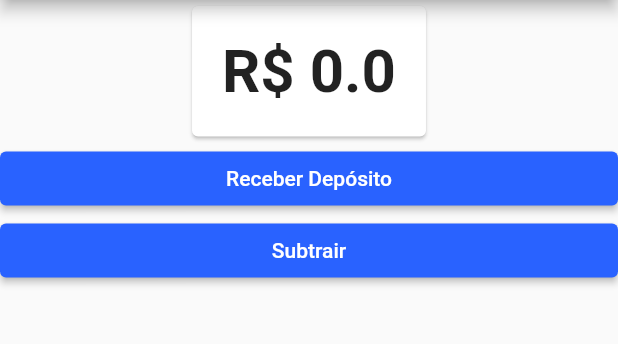
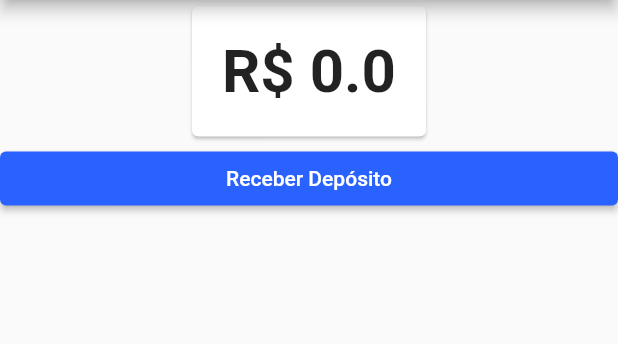
Before and after one commit to jgnogueira/app-bytebank-provider, a Flutter app: the screen it shows after launch, on a phone screen of 412 x 824 dp, the part 84-428 px from its top. Run offline on Flutter 3.47's test engine with Material 2 defaults, Android fonts, the phone set to English and light mode, and no system bars.

Commit message:
Removendo botão que subtrai valor do saldo

```diff
--- a/lib/screens/dashboard/dashboard.dart
+++ b/lib/screens/dashboard/dashboard.dart
@@ -32,16 +32,6 @@ class Dashboard extends StatelessWidget {
             );
           },
         ),
-        Consumer<Saldo>(
-          builder: (context, saldo, child) {
-            return RaisedButton(
-              onPressed: () {
-                saldo.subtrair(10.0);
-              },
-              child: Text('Subtrair'),
-            );
-          },
-        ),
       ]),
     );
   }
```
